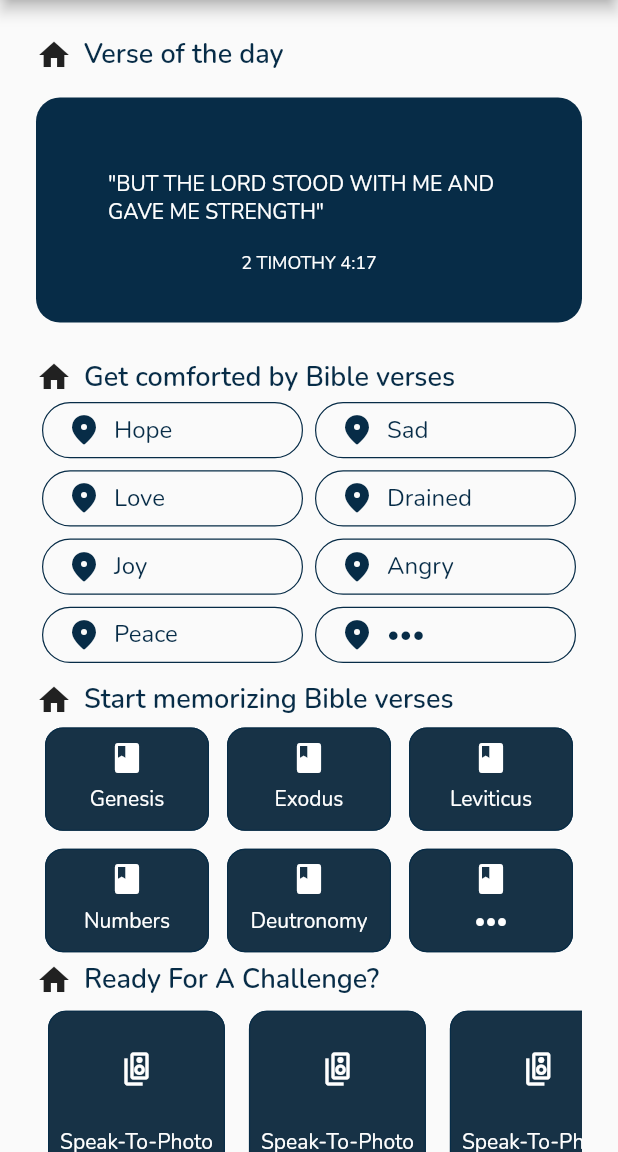
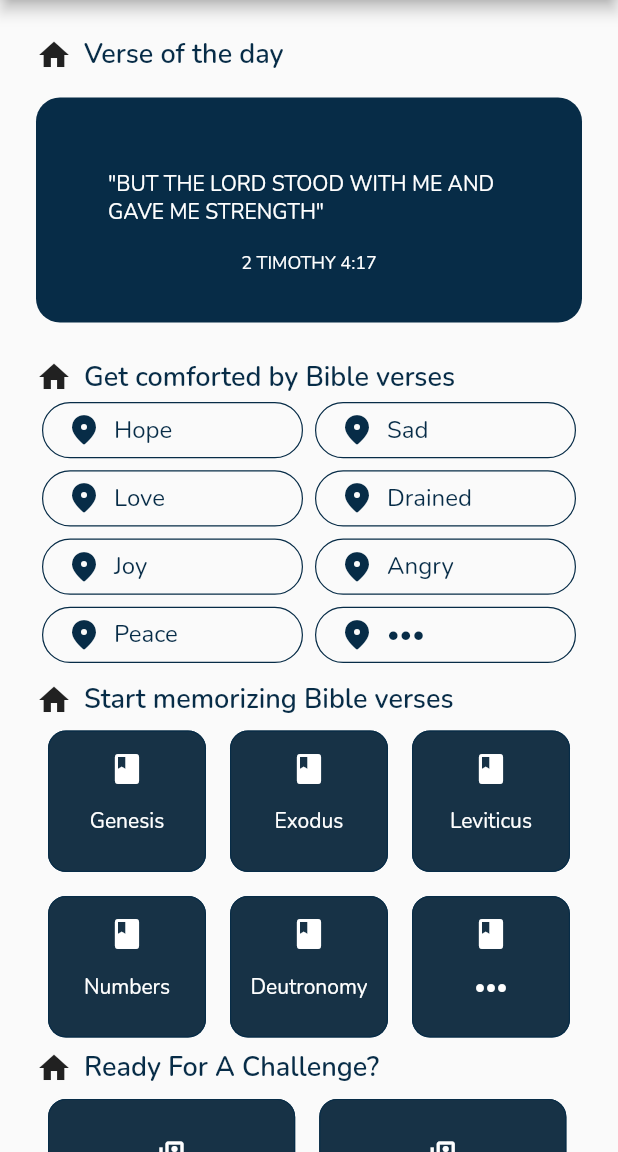
Before and after one commit to MemoryLamp/memorylamp-mobile, a Flutter app: the HomeScreen screen opened by its route, on a phone screen of 412 x 824 dp, the part 84-1236 px from its top. Run offline on Flutter 3.47's test engine with Material 2 defaults, Android fonts, the light colour scheme and no system bars; Roboto replaces fonts that are missing (poppins).

Commit message:
refactor books and games

```diff
--- a/lib/screens/home.dart
+++ b/lib/screens/home.dart
@@ -146,31 +146,35 @@ class HomeScreen extends StatelessWidget {
         ),
         MLContainer(
           child: GridView.count(
+            shrinkWrap: true,
             crossAxisCount: 3,
-            shrinkWrap: true,
             physics: NeverScrollableScrollPhysics(),
-            childAspectRatio: 1.5,
+            childAspectRatio: 1.1,
             children: List.generate(_bookList.length, (index) {
-              return Padding(
-                padding: const EdgeInsets.all(6.0),
-                child: MLTextButton(
+              return _bookButton(_bookList[index]);
+            }),
+          ),
+        )
+      ],
+    );
+  }
+
+  MLTextButton _bookButton(String _book) {
+    return MLTextButton(
+      margin: const EdgeInsets.all(8.0),
+      width: SizeMQ.height! * .1,
+      height: SizeMQ.height! * .1,
       onPressed: () => print("nothing here yet"),
       child: LabeledIcon(
         direction: Axis.vertical,
         icon: Expanded(child: Icon(Icons.book)),
         label: Expanded(
           child: MLText(
-                        _bookList[index],
+            _book,
             fontSize: MLFont.mediumSmall,
           ),
         ),
       ),
-                ),
-              );
-            }),
-          ),
-        )
-      ],
     );
   }
 
@@ -201,42 +205,30 @@ class HomeScreen extends StatelessWidget {
             child: Row(
               children: List.generate(
                 _gameList.length,
-                (int index) => Padding(
-                  padding: const EdgeInsets.all(8.0),
-                  child: MLTextButton(
-                    onPressed: () => print("nothing here yet"),
-                    child: LabeledIcon(
-                      direction: Axis.vertical,
-                      icon: Expanded(child: Icon(_gameList[index].icon)),
-                      label: Expanded(
-                        child: MLText(
-                          _gameList[index].name,
-                          fontSize: MLFont.mediumSmall,
-                        ),
-                      ),
-                    ),
-                  ),
-                ),
+                (int index) => _gameButton(_gameList[index]),
               ),
             ),
           ),
         )
       ],
     );
-    // ListView.builder(
-    //   itemCount: _gameList.length,
-    //   itemBuilder: (BuildContext context, int index) {
-    //     return LabeledIcon(
-    //       direction: Axis.vertical,
-    //       icon: Expanded(child: Icon(_gameList[index].icon)),
-    //       label: Expanded(
-    //         child: MLText(
-    //           _gameList[index].name,
-    //           fontSize: MLFont.mediumSmall,
-    //         ),
-    //       ),
-    //     );
-    //   },
-    // )
+  }
+
+  MLTextButton _gameButton(Game _game) {
+    return MLTextButton(
+      margin: const EdgeInsets.all(8.0),
+      width: SizeMQ.height! * .2,
+      onPressed: () => print("nothing here yet"),
+      child: LabeledIcon(
+        direction: Axis.vertical,
+        icon: Expanded(child: Icon(_game.icon)),
+        label: Expanded(
+          child: MLText(
+            _game.name,
+            fontSize: MLFont.mediumSmall,
+          ),
+        ),
+      ),
+    );
   }
 }
--- a/lib/widgets/buttons/ml_text_button.dart
+++ b/lib/widgets/buttons/ml_text_button.dart
@@ -3,17 +3,33 @@ import 'package:flutter/material.dart';
 class MLTextButton extends StatelessWidget {
   final Widget child;
   final Function()? onPressed;
+  final double? width;
+  final double? height;
+  final EdgeInsetsGeometry margin;
+
   const MLTextButton({
     Key? key,
     required this.child,
     this.onPressed,
+    this.width,
+    this.height,
+    this.margin = EdgeInsets.zero,
   }) : super(key: key);
 
   @override
   Widget build(BuildContext context) {
-    return TextButton(
-      onPressed: onPressed,
-      child: child,
+    return Padding(
+// It's called padding but it actually acts as a margin, hence the property name
+// Flutter doesn't have margins, It uses outer paddings as margin
+      padding: margin,
+      child: SizedBox(
+        width: width,
+        height: height,
+        child: TextButton(
+          onPressed: onPressed,
+          child: child,
+        ),
+      ),
     );
   }
 }
```
Lines whose indentation alone changed are shown as unchanged.
